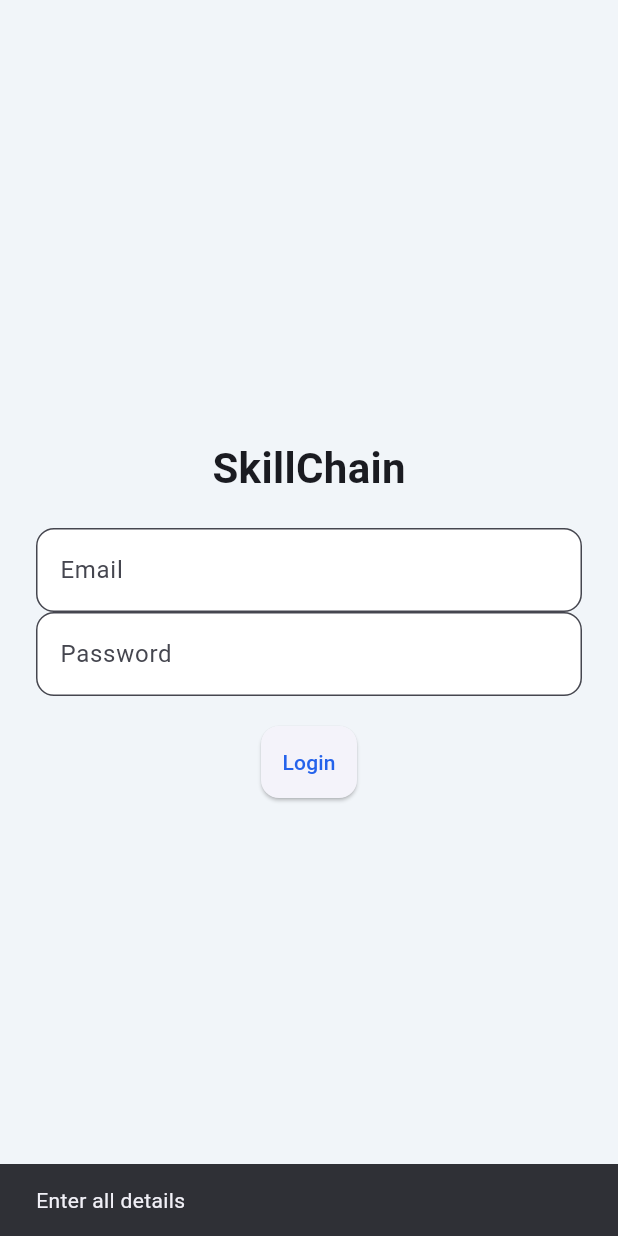
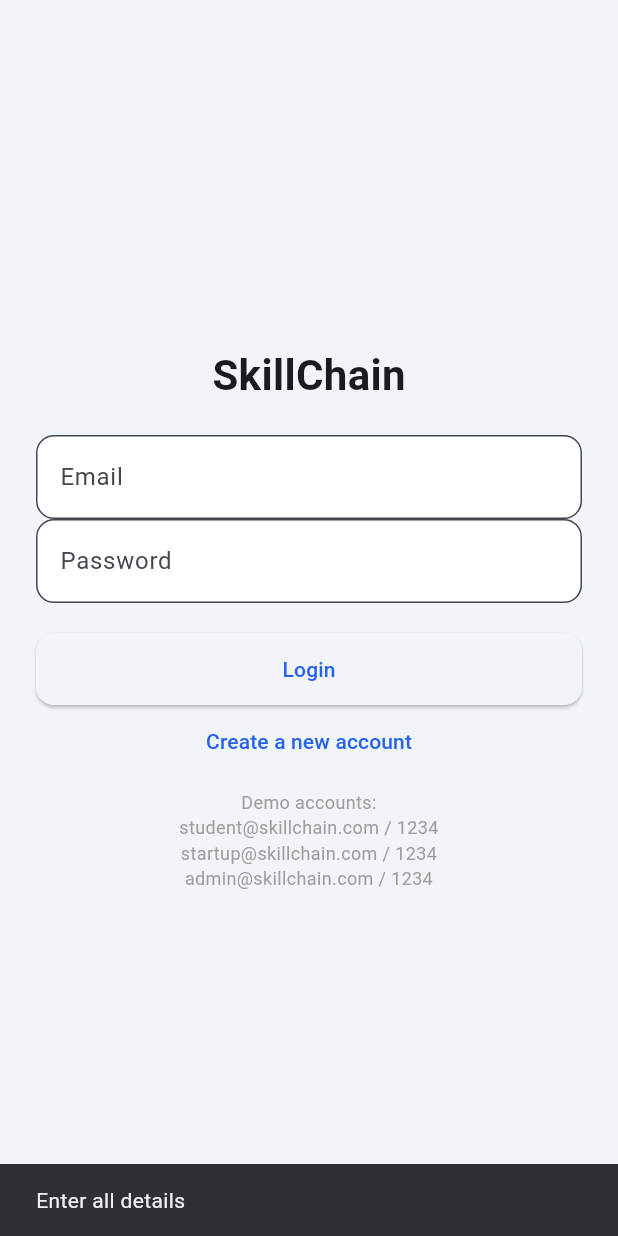
Before and after one commit to nominoes/SkillChain, a Flutter app: the screen it shows after launch, after a tap on "Login", on a phone screen of 412 x 824 dp. Run offline on Flutter 3.47's test engine with Material 3 defaults, Android fonts, the phone set to English and light mode, and no system bars; accounts and stored records are empty.

```diff
--- a/lib/models/task_model.dart
+++ b/lib/models/task_model.dart
@@ -6,17 +6,24 @@
   final String skillRequired;
   final int hours;
   final String postedBy; // user ID of the startup who posted
-  String status;         // e.g. 'Open', 'Assigned', 'Completed'
+  String status; // e.g. 'Open', 'Assigned', 'Completed'
 
+  /// Backward-compatible constructor:
+  /// - prefer [skillRequired], but old callsites can still pass [skill]
+  /// - [postedBy] defaults to empty string for older mock callsites
   TaskModel({
     required this.id,
     required this.title,
     required this.description,
-    required this.skillRequired,
+    String? skillRequired,
+    String? skill,
     required this.hours,
-    required this.postedBy,
+    this.postedBy = '',
     this.status = 'Open',
-  });
+  }) : skillRequired = skillRequired ?? skill ?? '';
+
+  /// Backward-compatible alias used by older UI code.
+  String get skill => skillRequired;
 
   // Optional: toMap/fromMap if using a database
   Map<String, dynamic> toMap() {
@@ -33,13 +40,14 @@
 
   factory TaskModel.fromMap(Map<String, dynamic> m) {
     return TaskModel(
-      id: m['id'] as String,
-      title: m['title'] as String,
-      description: m['description'] as String,
-      skillRequired: m['skillRequired'] as String,
-      hours: m['hours'] as int,
-      postedBy: m['postedBy'] as String,
-      status: m['status'] as String,
+      id: m['id'] as String? ?? '',
+      title: m['title'] as String? ?? '',
+      description: m['description'] as String? ?? '',
+      skillRequired:
+          (m['skillRequired'] ?? m['skill'] ?? '') as String,
+      hours: (m['hours'] as num?)?.toInt() ?? 0,
+      postedBy: m['postedBy'] as String? ?? '',
+      status: m['status'] as String? ?? 'Open',
     );
   }
 }
--- a/lib/models/user_model.dart
+++ b/lib/models/user_model.dart
@@ -7,7 +7,7 @@
 
   UserModel({
     required this.id,
-    required this.name,
+    this.name = '',
     required this.email,
     required this.role,
   });
--- a/lib/screens/admin/admin_dashboard.dart
+++ b/lib/screens/admin/admin_dashboard.dart
@@ -1,7 +1,8 @@
 import 'package:flutter/material.dart';
 import 'package:provider/provider.dart';
-import '../providers/auth_provider.dart';
-import 'root_screen.dart';
+
+import 'package:skillchain/providers/auth_provider.dart';
+import 'package:skillchain/screens/root_screen.dart';
 
 class AdminDashboard extends StatelessWidget {
   const AdminDashboard({super.key});
--- a/lib/screens/auth/login_screen.dart
+++ b/lib/screens/auth/login_screen.dart
@@ -1,8 +1,10 @@
 import 'package:flutter/material.dart';
+import 'package:provider/provider.dart';
+
+import '../../providers/auth_provider.dart';
 import '../../services/auth_service.dart';
-import '../student/student_dashboard.dart';
-import '../startup/startup_dashboard.dart';
-import '../admin/admin_dashboard.dart';
+import '../root_screen.dart';
+import 'register_screen.dart';
 
 class LoginScreen extends StatefulWidget {
   const LoginScreen({super.key});
@@ -16,41 +18,34 @@
   final passCtrl = TextEditingController();
   final AuthService _auth = AuthService();
 
+  @override
+  void dispose() {
+    emailCtrl.dispose();
+    passCtrl.dispose();
+    super.dispose();
+  }
+
   void login() {
     if (emailCtrl.text.isEmpty || passCtrl.text.isEmpty) {
-      ScaffoldMessenger.of(context)
-          .showSnackBar(const SnackBar(content: Text("Enter all details")));
+      ScaffoldMessenger.of(context).showSnackBar(
+        const SnackBar(content: Text('Enter all details')),
+      );
       return;
     }
 
-    final result = _auth.login(emailCtrl.text, passCtrl.text);
-
-    if (result == null) {
-      ScaffoldMessenger.of(context)
-          .showSnackBar(const SnackBar(content: Text("Invalid credentials")));
+    final user = _auth.login(emailCtrl.text, passCtrl.text);
+    if (user == null) {
+      ScaffoldMessenger.of(context).showSnackBar(
+        const SnackBar(content: Text('Invalid credentials')),
+      );
       return;
     }
 
-    switch (result["role"]) {
-      case "student":
-        Navigator.pushReplacement(
-            context,
-            MaterialPageRoute(
-                builder: (_) => const StudentDashboard()));
-        break;
-      case "startup":
-        Navigator.pushReplacement(
-            context,
-            MaterialPageRoute(
-                builder: (_) => const StartupDashboard()));
-        break;
-      case "admin":
-        Navigator.pushReplacement(
-            context,
-            MaterialPageRoute(
-                builder: (_) => const AdminDashboard()));
-        break;
-    }
+    context.read<AuthProvider>().login(user);
+    Navigator.pushReplacement(
+      context,
+      MaterialPageRoute(builder: (_) => const RootScreen()),
+    );
   }
 
   @override
@@ -61,18 +56,40 @@
         child: Column(
           mainAxisAlignment: MainAxisAlignment.center,
           children: [
-            const Text("SkillChain",
-                style: TextStyle(fontSize: 28, fontWeight: FontWeight.bold)),
+            const Text(
+              'SkillChain',
+              style: TextStyle(fontSize: 28, fontWeight: FontWeight.bold),
+            ),
             const SizedBox(height: 20),
             TextField(
-                controller: emailCtrl,
-                decoration: const InputDecoration(labelText: "Email")),
+              controller: emailCtrl,
+              decoration: const InputDecoration(labelText: 'Email'),
+            ),
             TextField(
-                controller: passCtrl,
-                obscureText: true,
-                decoration: const InputDecoration(labelText: "Password")),
+              controller: passCtrl,
+              obscureText: true,
+              decoration: const InputDecoration(labelText: 'Password'),
+            ),
             const SizedBox(height: 20),
-            ElevatedButton(onPressed: login, child: const Text("Login")),
+            SizedBox(
+              width: double.infinity,
+              child: ElevatedButton(onPressed: login, child: const Text('Login')),
+            ),
+            TextButton(
+              onPressed: () {
+                Navigator.push(
+                  context,
+                  MaterialPageRoute(builder: (_) => const RegisterScreen()),
+                );
+              },
+              child: const Text('Create a new account'),
+            ),
+            const SizedBox(height: 8),
+            const Text(
+              'Demo accounts:\nstudent@skillchain.com / 1234\nstartup@skillchain.com / 1234\nadmin@skillchain.com / 1234',
+              textAlign: TextAlign.center,
+              style: TextStyle(fontSize: 12, color: Colors.grey),
+            ),
           ],
         ),
       ),
--- a/lib/screens/startup/applicants_screen.dart
+++ b/lib/screens/startup/applicants_screen.dart
@@ -1,10 +1,12 @@
 // lib/screens/startup/applicants_screen.dart
 import 'package:flutter/material.dart';
 import 'package:provider/provider.dart';
+
+import '../../models/task_model.dart';
 import '../../providers/app_provider.dart';
 
 class ApplicantsScreen extends StatelessWidget {
-  final task;
+  final TaskModel task;
   const ApplicantsScreen({super.key, required this.task});
 
   @override
--- a/lib/services/firestore_service.dart
+++ b/lib/services/firestore_service.dart
@@ -1,5 +1,6 @@
 // lib/services/firestore_service.dart
 import 'dart:async';
+
 import '../models/task_model.dart';
 
 class FirestoreService {
@@ -9,9 +10,11 @@
       TaskModel(
         id: '1',
         title: 'Design Instagram Post',
-        description: 'Create a promotional Instagram post for the startup using Canva.',
+        description:
+            'Create a promotional Instagram post for the startup using Canva.',
         skillRequired: 'Design',
         hours: 2,
+        postedBy: 'u_startup_1',
       ),
       TaskModel(
         id: '2',
@@ -19,13 +22,16 @@
         description: 'Create a responsive login screen using Flutter (mobile + web).',
         skillRequired: 'Flutter',
         hours: 3,
+        postedBy: 'u_startup_1',
       ),
       TaskModel(
         id: '3',
         title: 'Write Blog Post',
-        description: 'Write a 500-word blog post about micro-internships and their benefits.',
+        description:
+            'Write a 500-word blog post about micro-internships and their benefits.',
         skillRequired: 'Content Writing',
         hours: 1,
+        postedBy: 'u_startup_1',
       ),
     ];
   }
```
Also changed, not shown: lib/providers/app_provider.dart (+46 -3 lines), lib/screens/auth/role_selection_screen.dart (+43 -15 lines), lib/services/auth_service.dart (+56 -22 lines), 2 other files.
